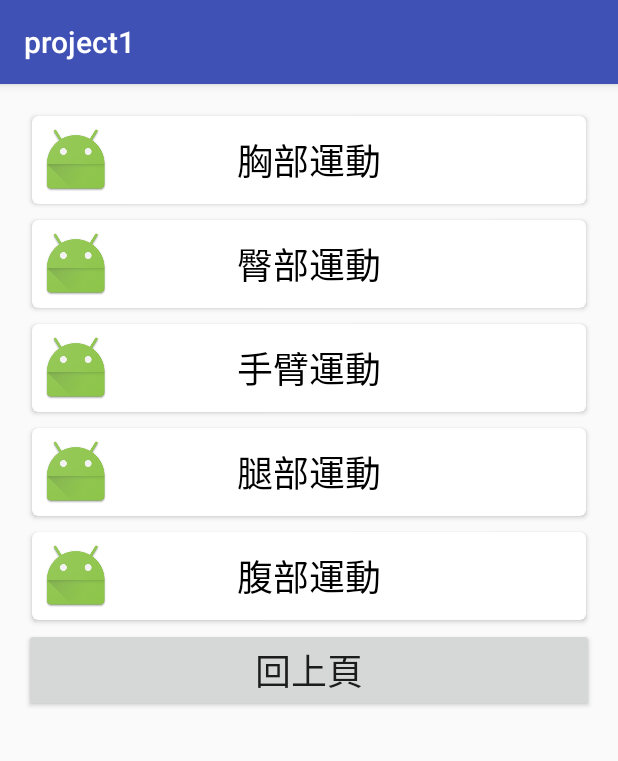
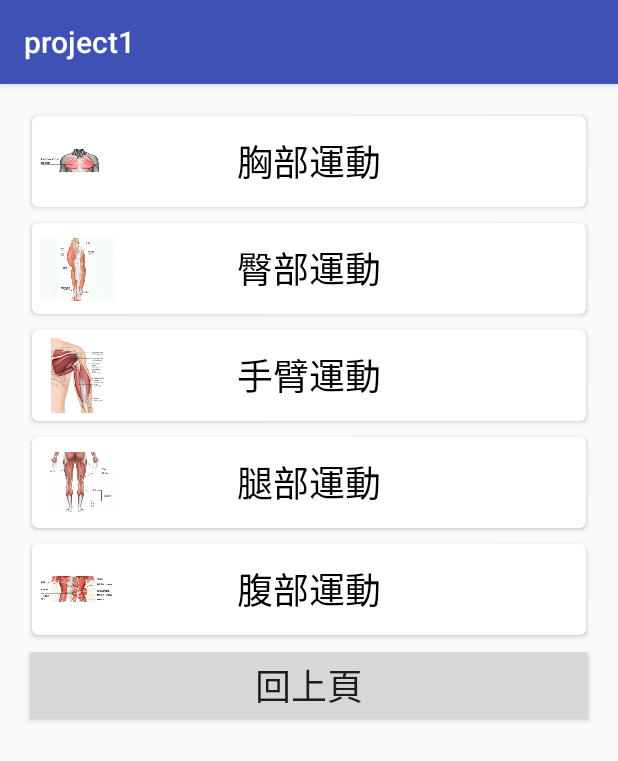
Before and after one commit to asdf10722/fitness-app, an Android app: the screen it shows after launch (FitnessTrainingSelectActivity), after a tap on "健身訓練", on a phone screen of 412 x 824 dp. Shown: the top 761 px of the screen. Run offline under Robolectric (Android 15) with nearby library versions, the phone set to English and light mode, and no system bars; our stand-ins replace ButterKnife.

Commit message:
新增照片選取和些許照片

```diff
--- a/app/build.gradle
+++ b/app/build.gradle
@@ -35,4 +35,5 @@ dependencies {
     annotationProcessor 'com.jakewharton:butterknife-compiler:8.8.1'
     implementation 'com.github.bumptech.glide:glide:4.3.1'
     annotationProcessor 'com.github.bumptech.glide:compiler:4.3.1'
+    compile 'com.google.code.gson:gson:2.8.1'
 }
--- a/app/src/main/AndroidManifest.xml
+++ b/app/src/main/AndroidManifest.xml
@@ -1,7 +1,7 @@
 <?xml version="1.0" encoding="utf-8"?>
 <manifest xmlns:android="http://schemas.android.com/apk/res/android"
     package="com.example.yinhen.project1">
-
+    <uses-permission android:name="android.permission.READ_EXTERNAL_STORAGE"/>
     <application
         android:allowBackup="true"
         android:icon="@mipmap/ic_launcher"
--- a/app/src/main/java/com/example/yinhen/project1/FitnessTrainingStartActivity.java
+++ b/app/src/main/java/com/example/yinhen/project1/FitnessTrainingStartActivity.java
@@ -8,6 +8,7 @@ import android.widget.ImageView;
 import android.widget.TextView;
 
 import com.bumptech.glide.Glide;
+import com.example.yinhen.project1.libs.Utils;
 
 import butterknife.BindView;
 import butterknife.ButterKnife;
--- a/app/src/main/java/com/example/yinhen/project1/MainActivity.java
+++ b/app/src/main/java/com/example/yinhen/project1/MainActivity.java
@@ -24,7 +24,7 @@ public class MainActivity extends AppCompatActivity {
         setContentView(R.layout.activity_main);
         button = (Button) findViewById(R.id.button);
         button2 = (Button) findViewById(R.id.button2);
-        button3 = (Button) findViewById(R.id.button3);
+        button3 = (Button) findViewById(R.id.button_nutritional_examination);
         buttonFitnessTraining = (Button) findViewById(R.id.button_fitness_training);
         button5 = (Button) findViewById(R.id.button5);
         button6 = (Button) findViewById(R.id.button6);
@@ -62,8 +62,9 @@ public class MainActivity extends AppCompatActivity {
         button3.setOnClickListener(new View.OnClickListener() {
             @Override
             public void onClick(View v) {
-                Toast.makeText(MainActivity.this, "按鈕點擊", Toast.LENGTH_SHORT).show();
+                Toast.makeText(MainActivity.this, "營養檢視", Toast.LENGTH_SHORT).show();
                 Intent intent = new Intent();
+                intent.putExtra("type", "建議熱量");
                 intent.setClass(MainActivity.this, Main3Activity.class);
                 startActivity(intent);
             }
--- a/app/src/main/java/com/example/yinhen/project1/Utils.java
+++ b/app/src/main/java/com/example/yinhen/project1/libs/Utils.java
@@ -1,4 +1,6 @@
-package com.example.yinhen.project1;
+package com.example.yinhen.project1.libs;
+
+import com.example.yinhen.project1.R;
 
 /**
  * Created by Ray on 2017/12/4.
@@ -14,7 +16,7 @@ public class Utils {
                 return R.drawable.sit_ups;
             case "仰臥舉腿":
                 return R.drawable.supine_lift_legs;
-            case "俯臥撐":
+            case "伏臥撐":
                 return R.drawable.tilting_support;
             case "側躺抬腿":
                 return R.drawable.lying_on_the_side_legs;
--- a/app/src/main/res/layout/activity_fitness_training_select.xml
+++ b/app/src/main/res/layout/activity_fitness_training_select.xml
@@ -22,6 +22,30 @@
 
         <android.support.v7.widget.CardView
             android:id="@+id/card_chest"
+            android:layout_width="match_parent"
+            android:layout_height="wrap_content"
+            android:layout_margin="5dp"
+            android:orientation="horizontal"
+            card_view:cardCornerRadius="4dp">
+
+            <TextView
+                android:layout_width="wrap_content"
+                android:layout_height="wrap_content"
+                android:layout_gravity="center"
+                android:layout_margin="5dp"
+                android:text="胸部運動"
+                android:textColor="@color/black"
+                android:textSize="24sp" />
+
+            <ImageView
+                android:layout_width="50dp"
+                android:layout_height="50dp"
+                android:layout_margin="5dp"
+                android:src="@drawable/chest_training" />
+        </android.support.v7.widget.CardView>
+
+        <android.support.v7.widget.CardView
+            android:id="@+id/card_hip"
             android:layout_margin="5dp"
             android:orientation="horizontal"
             android:layout_width="match_parent"
@@ -35,35 +59,13 @@
                 android:layout_gravity="center"
                 android:layout_width="wrap_content"
                 android:layout_height="wrap_content"
-                android:text="胸部運動"/>
+                android:text="臀部運動"/>
 
             <ImageView
-                android:layout_width="wrap_content"
-                android:layout_height="wrap_content"
+                android:layout_width="50dp"
+                android:layout_height="50dp"
                 android:layout_margin="5dp"
-                android:src="@mipmap/ic_launcher" />
-        </android.support.v7.widget.CardView>
-
-        <android.support.v7.widget.CardView
-            android:id="@+id/card_hip"
-            android:layout_margin="5dp"
-            android:orientation="horizontal"
-            android:layout_width="match_parent"
-            android:layout_height="wrap_content"
-            card_view:cardCornerRadius="4dp">
-            <ImageView
-                android:layout_margin="5dp"
-                android:layout_width="wrap_content"
-                android:layout_height="wrap_content"
-                android:src="@mipmap/ic_launcher"/>
-            <TextView
-                android:textSize="24sp"
-                android:textColor="@color/black"
-                android:layout_margin="5dp"
-                android:layout_gravity="center"
-                android:layout_width="wrap_content"
-                android:layout_height="wrap_content"
-                android:text="臀部運動"/>
+                android:src="@drawable/buttocks_training" />
         </android.support.v7.widget.CardView>
 
         <android.support.v7.widget.CardView
@@ -75,9 +77,9 @@
             card_view:cardCornerRadius="4dp">
             <ImageView
                 android:layout_margin="5dp"
-                android:layout_width="wrap_content"
-                android:layout_height="wrap_content"
-                android:src="@mipmap/ic_launcher"/>
+                android:layout_width="50dp"
+                android:layout_height="50dp"
+                android:src="@drawable/arm_training"/>
             <TextView
                 android:textSize="24sp"
                 android:textColor="@color/black"
@@ -97,9 +99,9 @@
             card_view:cardCornerRadius="4dp">
             <ImageView
                 android:layout_margin="5dp"
-                android:layout_width="wrap_content"
-                android:layout_height="wrap_content"
-                android:src="@mipmap/ic_launcher"/>
+                android:layout_width="50dp"
+                android:layout_height="50dp"
+                android:src="@drawable/leg_training"/>
             <TextView
                 android:textSize="24sp"
                 android:textColor="@color/black"
@@ -119,9 +121,9 @@
             card_view:cardCornerRadius="4dp">
             <ImageView
                 android:layout_margin="5dp"
-                android:layout_width="wrap_content"
-                android:layout_height="wrap_content"
-                android:src="@mipmap/ic_launcher"/>
+                android:layout_width="50dp"
+                android:layout_height="50dp"
+                android:src="@drawable/abdominal_training"/>
             <TextView
                 android:textSize="24sp"
                 android:textColor="@color/black"
--- a/app/src/main/res/layout/activity_main.xml
+++ b/app/src/main/res/layout/activity_main.xml
@@ -66,7 +66,7 @@
             android:text="營養檢視"
             android:layout_width="match_parent"
             android:layout_height="wrap_content"
-            android:id="@+id/button3"
+            android:id="@+id/button_nutritional_examination"
             tools:ignore="HardcodedText" />
 
         <Button
--- a/app/src/main/res/layout/activity_main3.xml
+++ b/app/src/main/res/layout/activity_main3.xml
@@ -38,7 +38,7 @@
                 android:layout_height="wrap_content"
                 android:inputType="number"
                 android:ems="10"
-                android:id="@+id/editText"
+                android:id="@+id/editText8"
                 android:layout_gravity="center"
                 android:textSize="24sp"
                 android:gravity="center"
@@ -135,7 +135,7 @@
                 android:text="確定"
                 android:layout_width="match_parent"
                 android:layout_height="wrap_content"
-                android:id="@+id/button9" />
+                android:id="@+id/button10" />
 
             <Button
                 android:text="回上頁"
--- a/app/src/main/res/layout/activity_main6.xml
+++ b/app/src/main/res/layout/activity_main6.xml
@@ -17,4 +17,5 @@
         android:id="@+id/button16"
         android:layout_alignParentBottom="true"
         android:layout_centerHorizontal="true" />
+
 </RelativeLayout>
```
Also changed, not shown: app/src/main/java/com/example/yinhen/project1/Main2Activity.java (+18 -1 lines), app/src/main/java/com/example/yinhen/project1/Main3Activity.java (+77 -3 lines), app/src/main/java/com/example/yinhen/project1/Main6Activity.java (+57 -0 lines), app/src/main/java/com/example/yinhen/project1/libs/Preference.java (added, +132 -0 lines), app/src/main/res/drawable/abdominal_training.png (added), app/src/main/res/drawable/arm_training.jpg (added), app/src/main/res/drawable/buttocks_training.gif (added), app/src/main/res/drawable/chest_training.png (added), app/src/main/res/drawable/leg_training.jpg (added).
